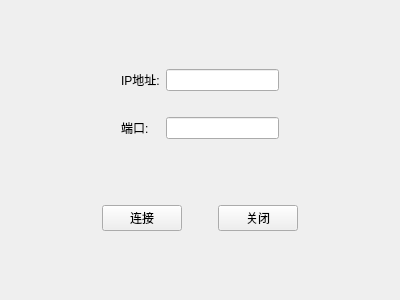
The window that client/src/mainwindow.ui (omigeft/QTChatroom) describes before a commit, drawn with Qt 5.
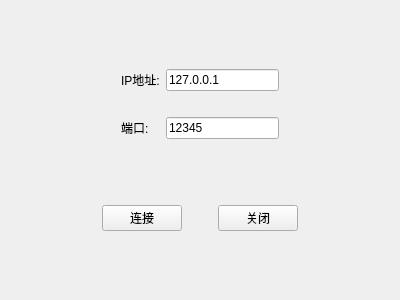
The same window after the commit.

Diff of the .ui file:
```diff
--- a/client/src/mainwindow.ui
+++ b/client/src/mainwindow.ui
@@ -59,12 +59,16 @@
       <item row="0" column="2">
        <widget class="QLineEdit" name="IPInput">
         <property name="text">
-         <string/>
+         <string>127.0.0.1</string>
         </property>
        </widget>
       </item>
       <item row="2" column="2">
-       <widget class="QLineEdit" name="PortInput"/>
+       <widget class="QLineEdit" name="PortInput">
+        <property name="text">
+         <string>12345</string>
+        </property>
+       </widget>
       </item>
       <item row="0" column="3">
        <spacer name="horizontalSpacer_3">
```
